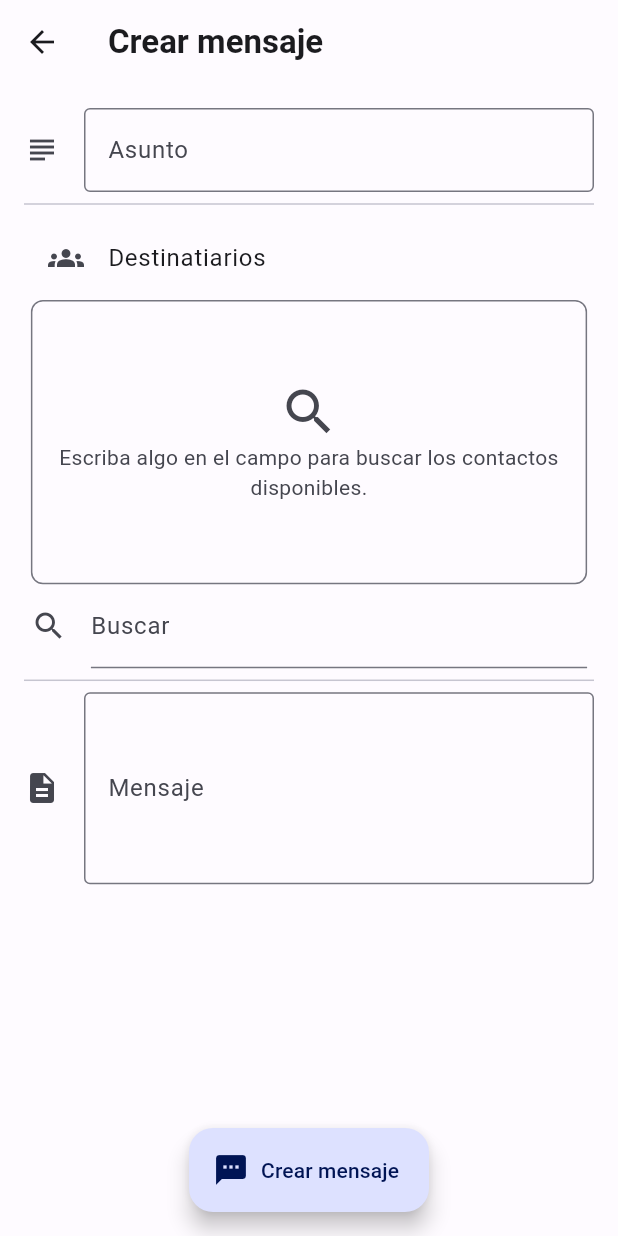
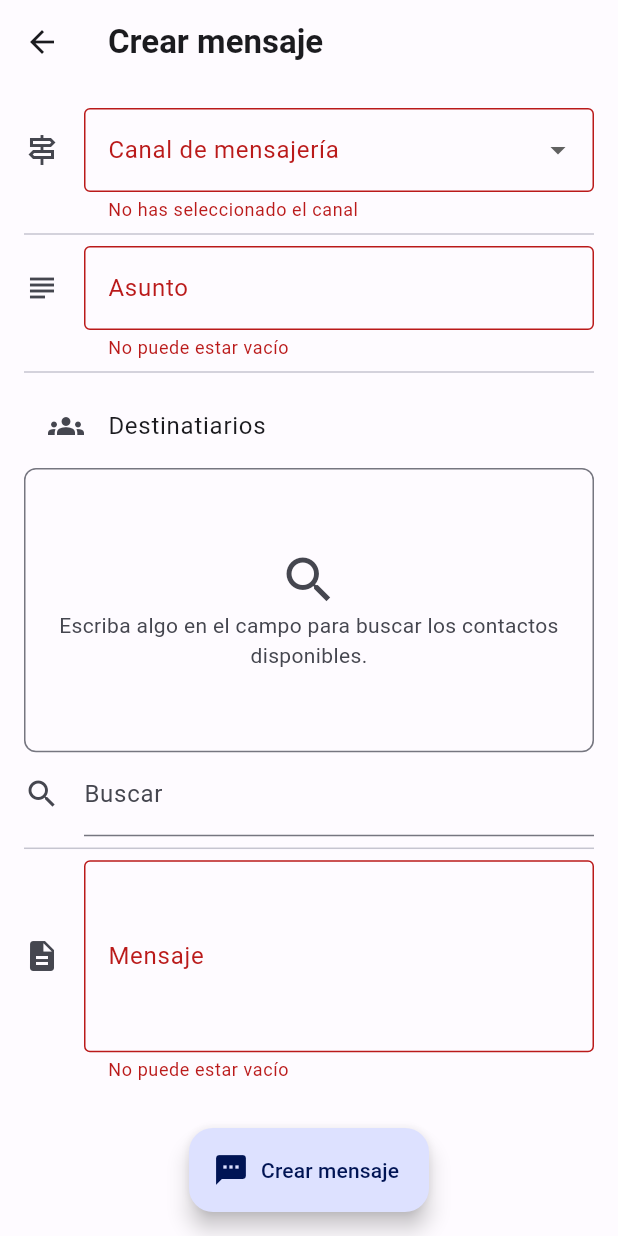
Before and after one commit to anescdev/autosms_client, a Flutter app: the CreateMessageScreen screen opened directly, after a tap on "Crear mensaje", on a phone screen of 412 x 824 dp. Run offline on Flutter 3.47's test engine with Material 2 defaults, Android fonts, the phone set to English and light mode, and no system bars; drawn by our look-alikes of dynamic_color; our stand-ins replace cookie_jar, dio, dio_cookie_manager, get, google_fonts; network calls fail.

```diff
--- a/lib/models/email_model.dart
+++ b/lib/models/email_model.dart
@@ -40,8 +40,7 @@ class Email extends Message {
   }
 
   @override
-  Message toJson() {
-    // TODO: implement toJson
+  Map<String, dynamic> toJson() {
     throw UnimplementedError();
   }
 }
--- a/lib/models/message_model.dart
+++ b/lib/models/message_model.dart
@@ -17,7 +17,7 @@ abstract class Message {
       required this.state,
       required this.emiter,
       required this.message});
-  Message toJson();
+  Map<String, dynamic> toJson();
 }
 
 enum MessageState { noEnviado, enCola, enviado }
--- a/lib/models/sms_model.dart
+++ b/lib/models/sms_model.dart
@@ -30,7 +30,7 @@ class SmsMessage extends Message {
   }
 
   @override
-  Message toJson() {
+  Map<String, dynamic> toJson() {
     // TODO: implement toJson
     throw UnimplementedError();
   }
--- a/lib/ui/contact_screen/screen/add_group_screen.dart
+++ b/lib/ui/contact_screen/screen/add_group_screen.dart
@@ -98,6 +98,7 @@ class AddGroupScreen extends GetView<AddGroupScreenController> {
                                       readOnly: false,
                                       selected: controller.selectedContact,
                                       founded: <Contact>[].obs,
+                                      includeGroups: false,
                                     ),
                                   )
                                 ]))),
--- a/lib/ui/contact_screen/screen/view_group_screen.dart
+++ b/lib/ui/contact_screen/screen/view_group_screen.dart
@@ -82,6 +82,7 @@ class ViewGroupScreen extends GetView<ViewGroupScreenController> {
                                   readOnly: true,
                                   founded:
                                       controller.actualGroup.groupElements.obs,
+                                  includeGroups: false,
                                 ),
                               )
                             ]))),
--- a/lib/ui/messages_screen/controller/add_message_screen_controller.dart
+++ b/lib/ui/messages_screen/controller/add_message_screen_controller.dart
@@ -1,33 +1,90 @@
 import 'dart:collection';
+import 'dart:convert';
 
 import 'package:autosms_client/models/contact_model.dart';
 import 'package:autosms_client/models/email_model.dart';
 import 'package:autosms_client/models/group_model.dart';
 import 'package:autosms_client/models/manager_element_model.dart';
+import 'package:autosms_client/models/sms_model.dart';
 import 'package:autosms_client/services/http_services.dart';
 import "package:dio/dio.dart" as dio;
 import 'package:flutter/material.dart';
 import 'package:get/get.dart';
 
 import '../../../models/message_model.dart';
+import '../../../utils/utils.dart';
 
 class CreateMessageScreenController extends GetxController {
-  RxBool isEmail = true.obs;
-  GlobalKey<FormState> formKey = GlobalKey();
+  final TextEditingController subjectController = TextEditingController();
+  final TextEditingController messageController = TextEditingController();
+  RxInt selectedDrop = 1.obs;
+  final GlobalKey<FormState> formKey = GlobalKey();
+  final RxList<ManagerElement> selected = <ManagerElement>[].obs;
+
   void recursiveContactManager(
       List<ManagerElement> managerElement, HashSet<String> receptors) {
     for (var element in managerElement) {
       if (element is Contact) {
-        if (element is Email) {
-          receptors.add(element.phoneNumber);
-        } else {
-          receptors.add(element.email);
-        }
+        receptors.add(element.id);
       } else {
         recursiveContactManager((element as Group).groupElements, receptors);
       }
     }
   }
 
-  void create() {}
+  @override
+  void dispose() {
+    super.dispose();
+    subjectController.dispose();
+    messageController.dispose();
+  }
+
+  void create({bool send = false}) async {
+    if (formKey.currentState!.validate()) {
+      if (selected.isEmpty) {
+        Get.defaultDialog(
+            title: "Error",
+            titlePadding: const EdgeInsets.all(8.0),
+            titleStyle: Utils.textBold,
+            cancel: TextButton(onPressed: Get.back, child: const Text("Vale")),
+            content: const Padding(
+              padding: EdgeInsets.all(8.0),
+              child: Text(
+                  "No puede crear un mensaje si no seleccionas un contacto o grupo"),
+            ));
+      } else {
+        final HashSet<String> receptors =
+            HashSet(equals: (str1, str2) => str1.compareTo(str2) == 0);
+        recursiveContactManager(selected, receptors);
+        Map<String, dynamic> body = {
+          "message": {
+            "receptors": receptors.toList(),
+            "message": messageController.text
+          }
+        };
+        if (selectedDrop.value == 0) {
+          body["type"] = "sms";
+        } else {
+          body["type"] = "email";
+          body["message"]["subject"] = subjectController.text;
+        }
+        try {
+          dio.Response res = await HttpService.instance.httpClient
+              .post("/message", data: jsonEncode(body));
+          if (res.statusCode == 201) {
+            Get.arguments["valid"] = true;
+            Get.back();
+          }
+        } on dio.DioError catch (e) {
+          if (e.response != null) {
+            if (e.response!.statusCode == 400) {
+              HttpService.instance.show400Error();
+            }
+          } else {
+            print(e);
+          }
+        }
+      }
+    }
+  }
 }
--- a/lib/ui/messages_screen/controller/view_message_screen_controller.dart
+++ b/lib/ui/messages_screen/controller/view_message_screen_controller.dart
@@ -5,6 +5,7 @@ import 'package:autosms_client/models/email_model.dart';
 import 'package:autosms_client/models/group_model.dart';
 import 'package:autosms_client/models/manager_element_model.dart';
 import 'package:autosms_client/services/http_services.dart';
+import 'package:autosms_client/ui/dashboard_screen/controller/dashboard_screen_controller.dart';
 import "package:dio/dio.dart" as dio;
 import 'package:get/get.dart';
 
@@ -12,8 +13,10 @@ import '../../../models/message_model.dart';
 
 class ViewMessageScreenController extends GetxController {
   Message message = Get.arguments;
+  RxBool loading = false.obs;
   @override
   void send() async {
+    loading.value = true;
     if (message is Email) {
       Map<String, dynamic> body = {
         "id": message.id,
@@ -29,6 +32,7 @@ class ViewMessageScreenController extends GetxController {
             .post("/messages/send", data: body);
         if (res.statusCode == 202) {
           message.state.value = MessageState.enCola;
+          Get.find<DashboardScreenController>().messagesCount++;
           Get.back();
         }
       } on dio.DioError catch (e) {
@@ -43,6 +47,7 @@ class ViewMessageScreenController extends GetxController {
     } else {
       Get.snackbar("Aviso", "Aún no está funcionando la mensajería SMS");
     }
+    loading.value = false;
   }
 
   void recursiveContactManager(
--- a/lib/ui/messages_screen/screen/add_message_screen.dart
+++ b/lib/ui/messages_screen/screen/add_message_screen.dart
@@ -26,10 +26,41 @@ class CreateMessageScreen extends GetView<CreateMessageScreenController> {
             key: controller.formKey,
             child: Column(
               children: [
-                controller.isEmail.isTrue
+                DropdownButtonFormField(
+                  items: const [
+                    DropdownMenuItem<int>(
+                      value: 0,
+                      enabled: false,
+                      child: Text("SMS"),
+                    ),
+                    DropdownMenuItem<int>(
+                      value: 1,
+                      child: Text("Email"),
+                    )
+                  ],
+                  onChanged: (val) => controller.selectedDrop.value = val!,
+                  decoration: const InputDecoration(
+                      border: OutlineInputBorder(),
+                      labelText: "Canal de mensajería",
+                      icon: Icon(Icons.signpost_outlined)),
+                  validator: (val) {
+                    if (val == null) return "No has seleccionado el canal";
+                    if (val == 0) return "No se permite enviar SMS aún";
+                    return null;
+                  },
+                ),
+                const Divider(),
+                controller.selectedDrop.value == 1
                     ? Column(
                         children: [
                           TextFormField(
+                              controller: controller.subjectController,
+                              validator: (value) {
+                                if (value!.isEmpty) {
+                                  return "No puede estar vacío";
+                                }
+                                return null;
+                              },
                               decoration: const InputDecoration(
                                   border: OutlineInputBorder(),
                                   icon: Icon(Icons.subject),
@@ -43,11 +74,20 @@ class CreateMessageScreen extends GetView<CreateMessageScreenController> {
                   title: Text("Destinatiarios"),
                 ),
                 SizedBox(
-                    width: Utils.percentajeToPx(context.width, 90),
+                    width: Utils.percentajeToPx(context.width, 95),
                     child: ContactSearcher(
-                        founded: <ManagerElement>[].obs, readOnly: false)),
+                      founded: <ManagerElement>[].obs,
+                      selected: controller.selected,
+                      readOnly: false,
+                      includeGroups: true,
+                    )),
                 const Divider(),
                 TextFormField(
+                  validator: (value) {
+                    if (value!.isEmpty) return "No puede estar vacío";
+                    return null;
+                  },
+                  controller: controller.messageController,
                   minLines: 4,
                   maxLines: null,
                   keyboardType: TextInputType.multiline,
@@ -62,6 +102,7 @@ class CreateMessageScreen extends GetView<CreateMessageScreenController> {
         ),
       ),
       floatingActionButton: FloatingActionButton.extended(
+          heroTag: null,
           onPressed: controller.create,
           icon: const Icon(Icons.sms),
           label: const Text("Crear mensaje")),
--- a/lib/ui/messages_screen/screen/messages_screen.dart
+++ b/lib/ui/messages_screen/screen/messages_screen.dart
@@ -144,8 +144,7 @@ class MessagesScreen extends GetView<MessagesScreenController> {
             );
           }
           return FloatingActionButton(
-            onPressed: () => Get.to(() => const CreateMessageScreen(),
-                binding: CreateMessageBindings()),
+            onPressed: controller.toCreateAction,
             heroTag: "addBtn",
             child: const Icon(Icons.add),
           );
--- a/lib/widgets/contact_searcher/contact_searcher_controller.dart
+++ b/lib/widgets/contact_searcher/contact_searcher_controller.dart
@@ -1,3 +1,4 @@
+import 'package:autosms_client/models/group_model.dart';
 import 'package:autosms_client/models/manager_element_model.dart';
 import 'package:get/get.dart';
 
@@ -5,9 +6,13 @@ import '../../models/contact_model.dart';
 
 class ContactSearcherController extends GetxController {
   ContactSearcherController(
-      {required this.selected, this.readOnly = false, required this.founded});
+      {required this.selected,
+      this.readOnly = false,
+      required this.founded,
+      required this.includeGroups});
   final RxList<ManagerElement> selected;
   bool readOnly;
+  bool includeGroups;
   RxBool hasVal = false.obs;
   RxBool notFound = false.obs;
   RxBool isSearching = false.obs;
@@ -28,13 +33,19 @@ class ContactSearcherController extends GetxController {
       isSearching.value = true;
       hasVal.value = true;
       List<Contact> list = await Contact.getAllByName(limit, offset, val);
-      if (list.isEmpty) {
+      List<Group> group = [];
+      if (includeGroups) {
+        group = await Group.getAllByName(limit, offset, val);
+      }
+      if (list.isEmpty && group.isEmpty) {
         notFound.value = true;
       } else {
         for (var actContact in selected) {
           list.removeWhere((element) => element.id == actContact.id);
+          group.removeWhere((element) => element.id == actContact.id);
         }
         founded.addAll(list);
+        founded.addAll(group);
         notFound.value = false;
       }
       isSearching.value = false;
--- a/lib/widgets/contact_searcher/contact_searcher_widget.dart
+++ b/lib/widgets/contact_searcher/contact_searcher_widget.dart
@@ -10,14 +10,22 @@ class ContactSearcher extends StatelessWidget {
   final bool readOnly;
   late RxList<ManagerElement>? selected;
   final RxList<ManagerElement> founded;
+  final bool includeGroups;
   ContactSearcher(
-      {super.key, this.readOnly = true, this.selected, required this.founded});
+      {super.key,
+      this.readOnly = true,
+      this.selected,
+      required this.founded,
+      required this.includeGroups});
 
   @override
   Widget build(BuildContext context) {
     selected ??= <ManagerElement>[].obs;
     Get.put(ContactSearcherController(
-        selected: selected!, readOnly: readOnly, founded: founded));
+        selected: selected!,
+        readOnly: readOnly,
+        founded: founded,
+        includeGroups: includeGroups));
     return GetBuilder<ContactSearcherController>(builder: (controller) {
       return Column(children: [
         Container(
```
Also changed, not shown: lib/models/group_model.dart (+24 -0 lines), lib/ui/messages_screen/controller/messages_screen_controller.dart (+8 -0 lines), lib/ui/messages_screen/screen/view_message_screen.dart (+17 -7 lines).
